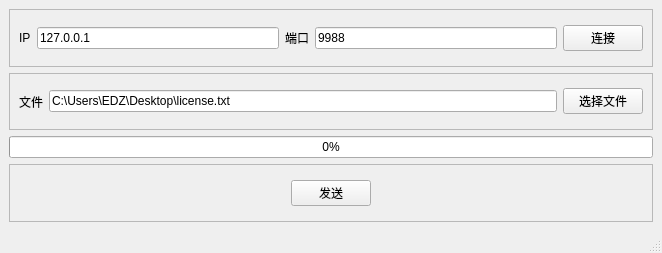
Before: the Qt Designer form tcp_file_thread_demo/client/mainwindow.ui in newsb/qtdemo, drawn with Qt 5.
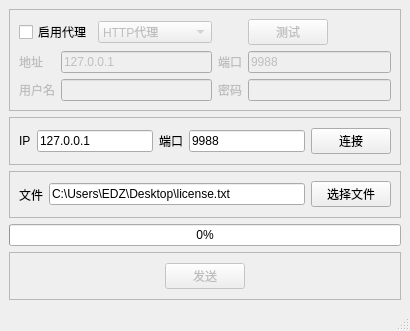
After: the same form once the commit is applied.

Diff of the .ui file:
```diff
--- a/tcp_file_thread_demo/client/mainwindow.ui
+++ b/tcp_file_thread_demo/client/mainwindow.ui
@@ -6,8 +6,8 @@
    <rect>
     <x>0</x>
     <y>0</y>
-    <width>662</width>
-    <height>253</height>
+    <width>410</width>
+    <height>331</height>
    </rect>
   </property>
   <property name="windowTitle">
@@ -15,6 +15,149 @@
   </property>
   <widget class="QWidget" name="centralwidget">
    <layout class="QVBoxLayout" name="verticalLayout">
+    <item>
+     <widget class="QFrame" name="frame_4">
+      <property name="frameShape">
+       <enum>QFrame::StyledPanel</enum>
+      </property>
+      <property name="frameShadow">
+       <enum>QFrame::Raised</enum>
+      </property>
+      <layout class="QGridLayout" name="gridLayout">
+       <item row="0" column="0" colspan="2">
+        <widget class="QCheckBox" name="chbUseProxy">
+         <property name="text">
+          <string>启用代理</string>
+         </property>
+        </widget>
+       </item>
+       <item row="0" column="5">
+        <widget class="QPushButton" name="btnTest">
+         <property name="enabled">
+          <bool>false</bool>
+         </property>
+         <property name="sizePolicy">
+          <sizepolicy hsizetype="Fixed" vsizetype="Fixed">
+           <horstretch>0</horstretch>
+           <verstretch>0</verstretch>
+          </sizepolicy>
+         </property>
+         <property name="text">
+          <string>测试</string>
+         </property>
+        </widget>
+       </item>
+       <item row="1" column="0">
+        <widget class="QLabel" name="lblAddr">
+         <property name="enabled">
+          <bool>false</bool>
+         </property>
+         <property name="text">
+          <string>地址</string>
+         </property>
+        </widget>
+       </item>
+       <item row="1" column="1" colspan="2">
+        <widget class="QLineEdit" name="edtPorxyIP">
+         <property name="enabled">
+          <bool>false</bool>
+         </property>
+         <property name="text">
+          <string>127.0.0.1</string>
+         </property>
+        </widget>
+       </item>
+       <item row="1" column="4">
+        <widget class="QLabel" name="lblPort">
+         <property name="enabled">
+          <bool>false</bool>
+         </property>
+         <property name="text">
+          <string>端口</string>
+         </property>
+        </widget>
+       </item>
+       <item row="1" column="5">
+        <widget class="QLineEdit" name="edtProxyPort">
+         <property name="enabled">
+          <bool>false</bool>
+         </property>
+         <property name="text">
+          <string>9988</string>
+         </property>
+        </widget>
+       </item>
+       <item row="2" column="0">
+        <widget class="QLabel" name="lblUsr">
+         <property name="enabled">
+          <bool>false</bool>
+         </property>
+         <property name="text">
+          <string>用户名</string>
+         </property>
+        </widget>
+       </item>
+       <item row="2" column="1" colspan="2">
+        <widget class="QLineEdit" name="edtPorxyUsr">
+         <property name="enabled">
+          <bool>false</bool>
+         </property>
+         <property name="text">
+          <string/>
+         </property>
+        </widget>
+       </item>
+       <item row="2" column="5">
+        <widget class="QLineEdit" name="edtProxyPwd">
+         <property name="enabled">
+          <bool>false</bool>
+         </property>
+         <property name="text">
+          <string/>
+         </property>
+        </widget>
+       </item>
+       <item row="2" column="4">
+        <widget class="QLabel" name="lbpwd">
+         <property name="enabled">
+          <bool>false</bool>
+         </property>
+         <property name="text">
+          <string>密码</string>
+         </property>
+        </widget>
+       </item>
+       <item row="0" column="2">
+        <widget class="QComboBox" name="cbbProxyType">
+         <property name="enabled">
+          <bool>false</bool>
+         </property>
+         <property name="sizePolicy">
+          <sizepolicy hsizetype="Fixed" vsizetype="Fixed">
+           <horstretch>0</horstretch>
+           <verstretch>0</verstretch>
+          </sizepolicy>
+         </property>
+         <item>
+          <property name="text">
+           <string>HTTP代理</string>
+          </property>
+         </item>
+         <item>
+          <property name="text">
+           <string>SOCK5代理</string>
+          </property>
+         </item>
+         <item>
+          <property name="text">
+           <string>使用浏览器代理</string>
+          </property>
+         </item>
+        </widget>
+       </item>
+      </layout>
+     </widget>
+    </item>
     <item>
      <widget class="QFrame" name="frame">
       <property name="frameShape">
@@ -83,10 +226,16 @@
          <property name="text">
           <string>C:\Users\EDZ\Desktop\license.txt</string>
          </property>
+         <property name="readOnly">
+          <bool>true</bool>
+         </property>
         </widget>
        </item>
        <item>
         <widget class="QPushButton" name="btnSelect">
+         <property name="enabled">
+          <bool>true</bool>
+         </property>
          <property name="text">
           <string>选择文件</string>
          </property>
@@ -126,6 +275,9 @@
        </item>
        <item>
         <widget class="QPushButton" name="btnSend">
+         <property name="enabled">
+          <bool>false</bool>
+         </property>
          <property name="sizePolicy">
           <sizepolicy hsizetype="Fixed" vsizetype="Fixed">
            <horstretch>0</horstretch>
```
Left out of the diff: 2 changed lines with no effect on the pictures.
